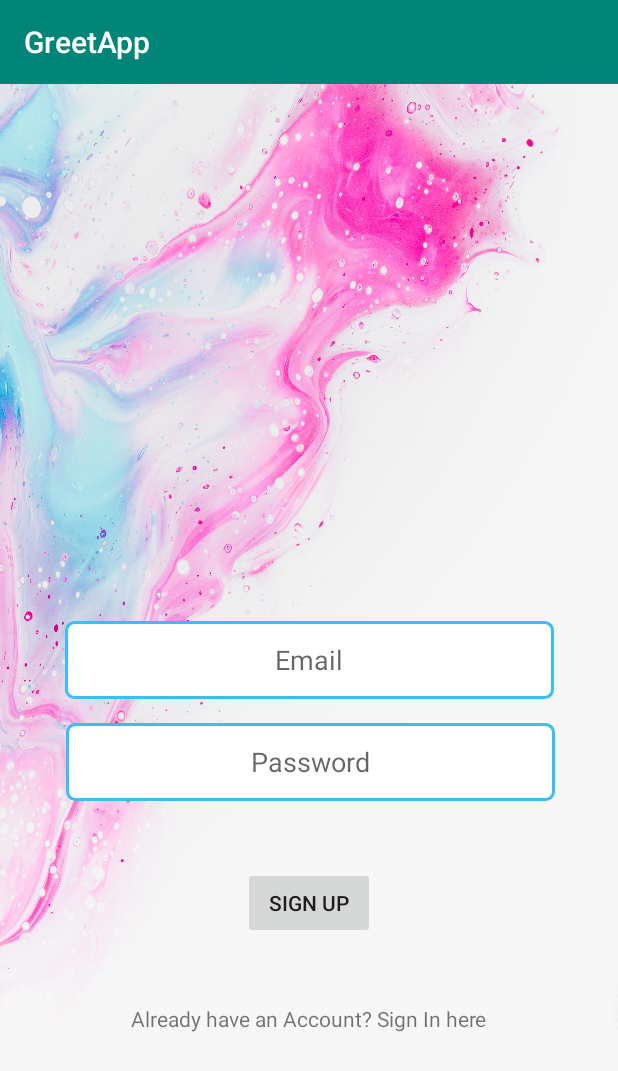
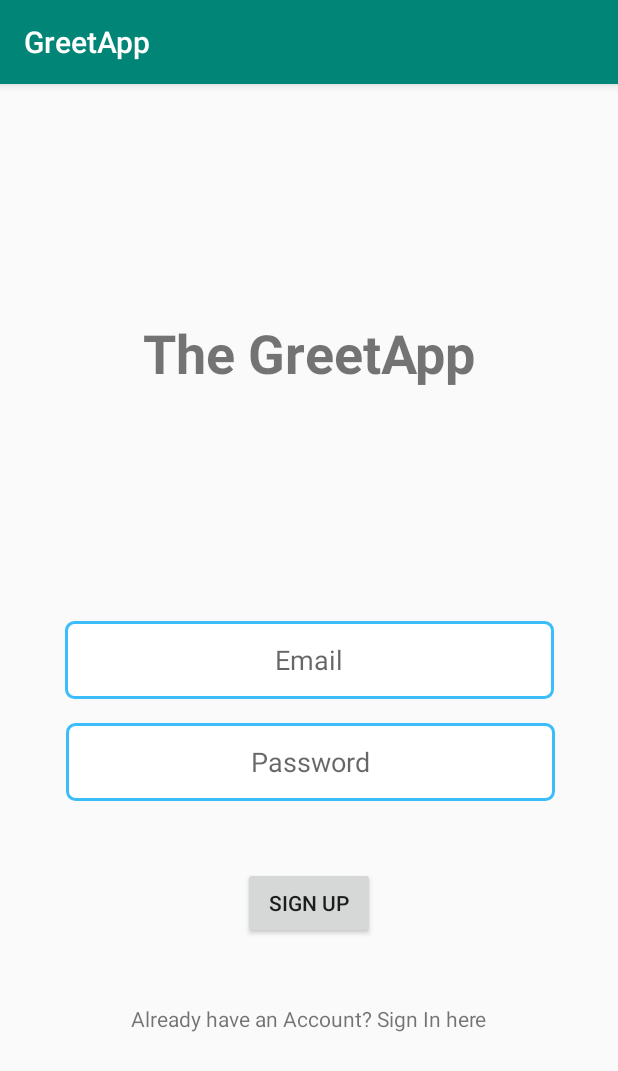
Before and after one commit to SapeleD3/greetApp2.0, an Android app: the screen it shows after launch (MainActivity), on a phone screen of 412 x 824 dp. Shown: the top 1071 px of the screen. Run offline under Robolectric (Android 15) with nearby library versions, the phone set to English and light mode, and no system bars; our stand-ins replace Firebase (no records; nobody signed in at launch, a user with empty details on screens opened directly).

Commit message:
fix login editText

```diff
--- a/app/src/main/java/com/example/greetapp/MainActivity.java
+++ b/app/src/main/java/com/example/greetapp/MainActivity.java
@@ -42,7 +42,7 @@ public class MainActivity extends AppCompatActivity {
                     emailId.setError("Please enter email id");
                     emailId.requestFocus();
                 } else if (pwd.isEmpty()){
-                    password.setError("Please Enter yout password");
+                    password.setError("Please Enter your password");
                     password.requestFocus();
                 } else if (email.isEmpty() && pwd.isEmpty()){
                     Toast.makeText(MainActivity.this, "Fields are Empty!", Toast.LENGTH_SHORT);
--- a/app/src/main/res/layout/activity_main.xml
+++ b/app/src/main/res/layout/activity_main.xml
@@ -4,8 +4,8 @@
     xmlns:tools="http://schemas.android.com/tools"
     android:layout_width="match_parent"
     android:layout_height="match_parent"
-    android:background="@drawable/background1"
-    tools:context=".MainActivity">
+    tools:context=".MainActivity"
+    >
 
     <EditText
         android:id="@+id/regEmail"
@@ -65,4 +65,18 @@
         app:layout_constraintEnd_toEndOf="parent"
         app:layout_constraintStart_toStartOf="parent"
         app:layout_constraintTop_toBottomOf="@+id/regPass" />
+
+    <TextView
+        android:id="@+id/textView"
+        android:layout_width="262dp"
+        android:layout_height="95dp"
+        android:ems="25"
+        android:gravity="center"
+        android:text="The GreetApp"
+        android:textSize="36sp"
+        android:textStyle="bold"
+        app:layout_constraintBottom_toTopOf="@+id/regEmail"
+        app:layout_constraintEnd_toEndOf="parent"
+        app:layout_constraintStart_toStartOf="parent"
+        app:layout_constraintTop_toTopOf="parent" />
 </androidx.constraintlayout.widget.ConstraintLayout>
```
Also changed, not shown: app/src/main/res/layout/activity_login.xml (+6 -4 lines).
